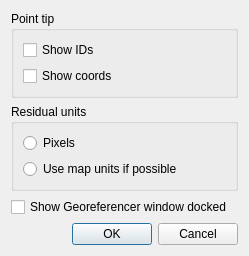
sourcepole/qgis, file qgis/src/plugins/georeferencer/qgsgeorefconfigdialogbase.ui: the form before one commit.
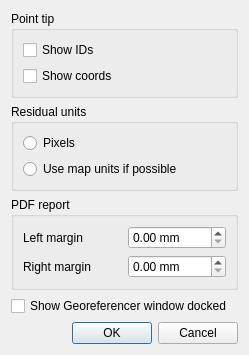
The form after the commit.

Commit message: Fix layout problems in georef pdf output by making size of left and right margins a user option

The edit to the form file:
```diff
--- a/qgis/src/plugins/georeferencer/qgsgeorefconfigdialogbase.ui
+++ b/qgis/src/plugins/georeferencer/qgsgeorefconfigdialogbase.ui
@@ -7,13 +7,13 @@
     <x>0</x>
     <y>0</y>
     <width>249</width>
-    <height>249</height>
+    <height>344</height>
    </rect>
   </property>
   <property name="windowTitle">
    <string>Configure Georeferencer</string>
   </property>
-  <layout class="QGridLayout" name="gridLayout_2">
+  <layout class="QGridLayout" name="gridLayout_4">
    <item row="0" column="0">
     <widget class="QGroupBox" name="mPointTipGroupBox">
      <property name="title">
@@ -38,13 +38,61 @@
     </widget>
    </item>
    <item row="2" column="0">
+    <widget class="QGroupBox" name="mPdfReportGroupBox">
+     <property name="title">
+      <string>PDF report</string>
+     </property>
+     <layout class="QGridLayout" name="gridLayout_2">
+      <item row="0" column="0">
+       <layout class="QHBoxLayout" name="horizontalLayout">
+        <item>
+         <widget class="QLabel" name="label">
+          <property name="text">
+           <string>Left margin</string>
+          </property>
+         </widget>
+        </item>
+        <item>
+         <widget class="QDoubleSpinBox" name="mLeftMarginSpinBox">
+          <property name="prefix">
+           <string/>
+          </property>
+          <property name="suffix">
+           <string> mm</string>
+          </property>
+         </widget>
+        </item>
+       </layout>
+      </item>
+      <item row="1" column="0">
+       <layout class="QHBoxLayout" name="horizontalLayout_2">
+        <item>
+         <widget class="QLabel" name="label_2">
+          <property name="text">
+           <string>Right margin</string>
+          </property>
+         </widget>
+        </item>
+        <item>
+         <widget class="QDoubleSpinBox" name="mRightMarginSpinBox">
+          <property name="suffix">
+           <string> mm</string>
+          </property>
+         </widget>
+        </item>
+       </layout>
+      </item>
+     </layout>
+    </widget>
+   </item>
+   <item row="3" column="0">
     <widget class="QCheckBox" name="mShowDockedCheckBox">
      <property name="text">
       <string>Show Georeferencer window docked</string>
      </property>
     </widget>
    </item>
-   <item row="3" column="0">
+   <item row="4" column="0">
     <widget class="QDialogButtonBox" name="buttonBox">
      <property name="orientation">
       <enum>Qt::Horizontal</enum>
```
Left out of the diff: 46 changed lines with no effect on the pictures. The commit also changes 2 other files.
